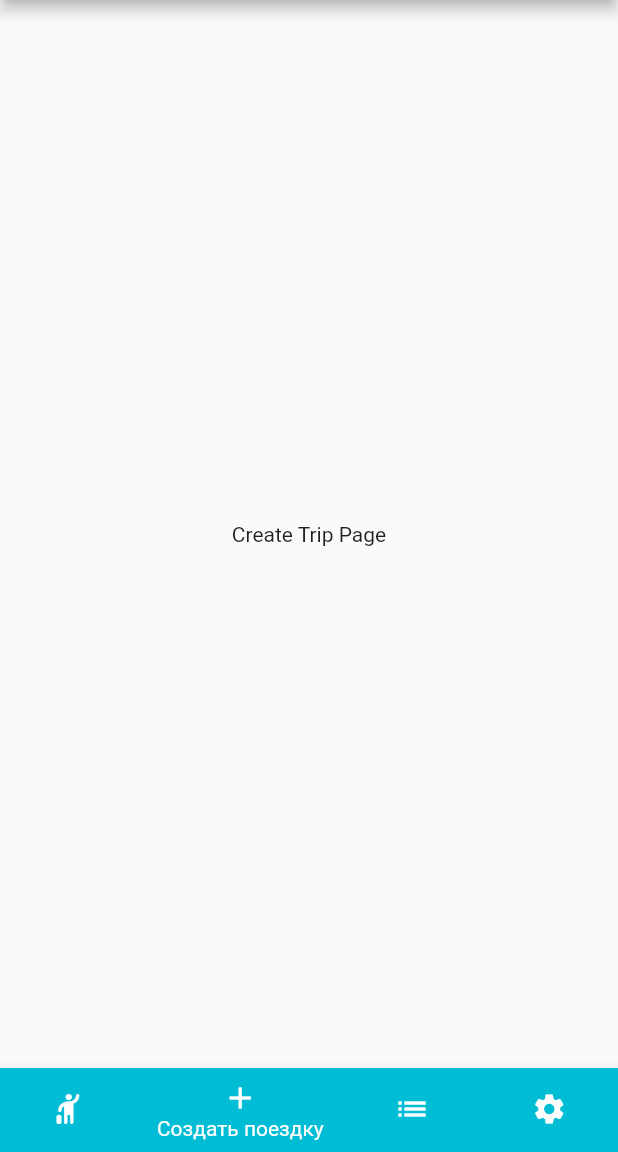
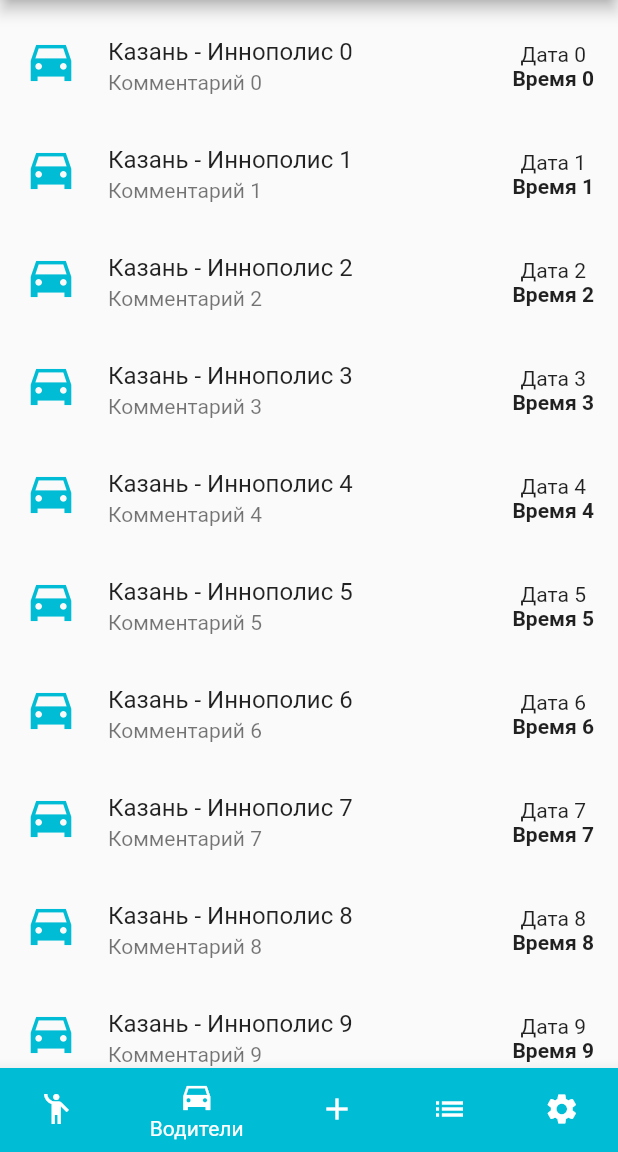
Before and after one commit to Gnutovv/inno_companion_old, a Flutter app: the screen it shows after launch, item 2 of the bottom bar chosen, on a phone screen of 412 x 824 dp, the part 84-1236 px from its top. Run offline on Flutter 3.47's test engine with Material 2 defaults, Android fonts, the phone set to English and light mode, and no system bars.

Commit message:
добавление страницы водителей

```diff
--- a/lib/future/presenter/pages/application.dart
+++ b/lib/future/presenter/pages/application.dart
@@ -1,7 +1,8 @@
 import 'package:flutter/material.dart';
 import 'package:flutter/services.dart';
 import 'package:inno_companion/future/presenter/pages/create_trip_page.dart';
-import 'package:inno_companion/future/presenter/pages/home_page.dart';
+import 'package:inno_companion/future/presenter/pages/drivers_page.dart';
+import 'package:inno_companion/future/presenter/pages/passengers_page.dart';
 import 'package:inno_companion/future/presenter/pages/my_trips_page.dart';
 import 'package:inno_companion/future/presenter/pages/settings_page.dart';
 
@@ -30,7 +31,8 @@ class MyHomePage extends StatefulWidget {
 class _MyHomePageState extends State<MyHomePage> {
   int _selectedIndex = 0;
   static const List<Widget> _widgetOptions = <Widget>[
-    HomePage(),
+    PassengerPage(),
+    DriverPage(),
     CreateTripPage(),
     MyTripsPage(),
     SettingsPage(),
@@ -46,7 +48,6 @@ class _MyHomePageState extends State<MyHomePage> {
   Widget build(BuildContext context) {
     return Scaffold(
       appBar: AppBar(
-        //leading: Icon(Icons),
         systemOverlayStyle: SystemUiOverlayStyle.light,
         backgroundColor: Colors.cyan,
         centerTitle: true,
@@ -58,13 +59,18 @@ class _MyHomePageState extends State<MyHomePage> {
       bottomNavigationBar: BottomNavigationBar(
         items: const <BottomNavigationBarItem>[
           BottomNavigationBarItem(
-            icon: Icon(Icons.hail_rounded),
-            label: 'Поездки',
+            icon: Icon(Icons.emoji_people),
+            label: 'Пассажиры',
+            backgroundColor: Colors.cyan,
+          ),
+          BottomNavigationBarItem(
+            icon: Icon(Icons.drive_eta_sharp),
+            label: 'Водители',
             backgroundColor: Colors.cyan,
           ),
           BottomNavigationBarItem(
             icon: Icon(Icons.add),
-            label: 'Создать поездку',
+            label: 'Новая поездка',
             backgroundColor: Colors.cyan,
           ),
           BottomNavigationBarItem(
--- /dev/null
+++ b/lib/future/presenter/pages/drivers_page.dart
@@ -0,0 +1,66 @@
+import 'package:flutter/material.dart';
+import 'package:inno_companion/future/presenter/res/text_const.dart';
+import 'package:inno_companion/future/presenter/res/widgets/icons.dart';
+
+class DriverPage extends StatelessWidget {
+  const DriverPage({Key? key}) : super(key: key);
+
+  @override
+  Widget build(BuildContext context) {
+    return const Center(
+      child: DriverPageHasData(),
+    );
+  }
+}
+
+class DriverPageHasNotData extends StatelessWidget {
+  const DriverPageHasNotData({Key? key}) : super(key: key);
+
+  @override
+  Widget build(BuildContext context) {
+    return const Center(
+      child: Text(isNotTrips),
+    );
+  }
+}
+
+class DriverPageHasError extends StatelessWidget {
+  const DriverPageHasError({Key? key}) : super(key: key);
+
+  @override
+  Widget build(BuildContext context) {
+    return const Center(
+      child: Text(isError),
+    );
+  }
+}
+
+class DriverPageHasData extends StatelessWidget {
+  const DriverPageHasData({Key? key}) : super(key: key);
+
+  @override
+  Widget build(BuildContext context) {
+    return Scrollbar(
+      child: ListView(
+        padding: const EdgeInsets.symmetric(vertical: 8),
+        children: [
+          for (int i = 0; i < 20; i++)
+            ListTile(
+                leading: driverIcon,
+                title: Text('Казань - Иннополис $i'),
+                subtitle: Text('Комментарий $i'),
+                trailing: Column(
+                  mainAxisAlignment: MainAxisAlignment.center,
+                  children: [
+                    Text('Дата $i'),
+                    Text(
+                      'Время $i',
+                      style: const TextStyle(fontWeight: FontWeight.bold),
+                    ),
+                  ],
+                ))
+        ],
+      ),
+    );
+  }
+}
--- a/lib/future/presenter/pages/home_page.dart
+++ /dev/null
@@ -1,12 +0,0 @@
-import 'package:flutter/material.dart';
-
-class HomePage extends StatelessWidget {
-  const HomePage({Key? key}) : super(key: key);
-
-  @override
-  Widget build(BuildContext context) {
-    return const Center(
-      child: Text('Home page'),
-    );
-  }
-}
--- /dev/null
+++ b/lib/future/presenter/res/text_const.dart
@@ -0,0 +1,2 @@
+const String isNotTrips = 'В данный момент активных поездок нет.';
+const String isError = 'Произошла ошибка загрузки данных.';
--- /dev/null
+++ b/lib/future/presenter/res/widgets/icons.dart
@@ -0,0 +1,12 @@
+import 'package:flutter/material.dart';
+
+const peopleIcon = Icon(
+  Icons.emoji_people,
+  color: Colors.cyan,
+  size: 36,
+);
+const driverIcon = Icon(
+  Icons.drive_eta_sharp,
+  color: Colors.cyan,
+  size: 36,
+);
--- a/pubspec.yaml
+++ b/pubspec.yaml
@@ -11,17 +11,12 @@ dependencies:
   flutter:
     sdk: flutter
 
-
 dev_dependencies:
-  flutter_test:
-    sdk: flutter
   flutter_lints: ^1.0.0
 
 flutter:
   uses-material-design: true
-
   #   - images/a_dot_ham.jpeg
-
   # fonts:
   #   - family: Schyler
   #     fonts:
```
Also changed, not shown: lib/future/model/directions.dart (added, +18 -0 lines), lib/future/model/entities/trip.dart (added, +20 -0 lines), lib/future/model/entities/user.dart (added, +16 -0 lines), lib/future/presenter/pages/authorization_page.dart (+19 -2 lines), lib/future/presenter/pages/passengers_page.dart (added, +66 -0 lines), pubspec.lock.
